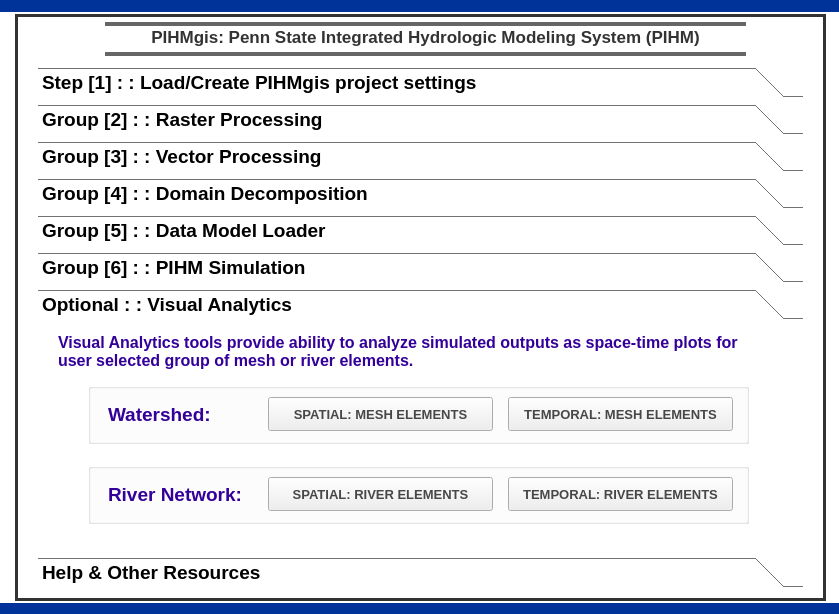
First picture: the form in pihmgisdialog.ui, repository leonard-psu/PIHMgis, before the edit.
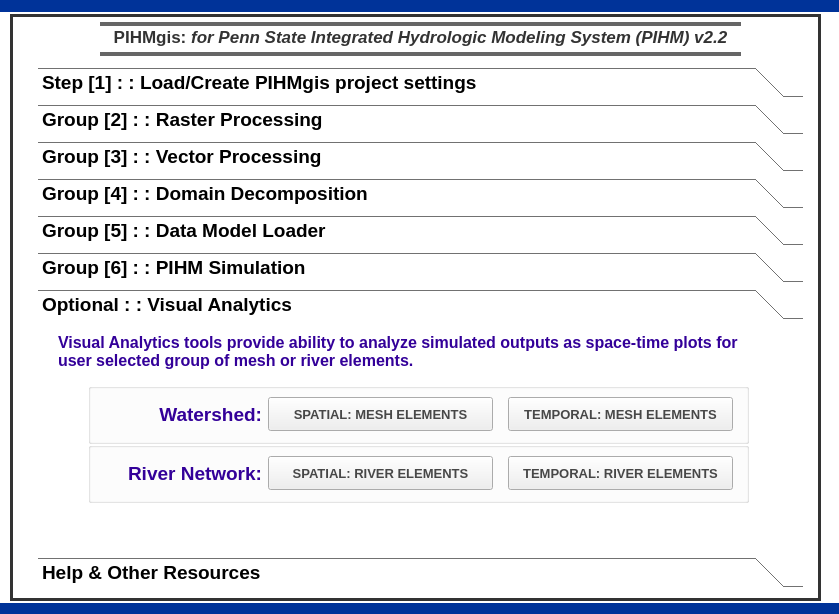
Second picture: the form after the edit. The open tabs and pages were chosen to show the change.

Patch:
```diff
--- a/pihmgisdialog.ui
+++ b/pihmgisdialog.ui
@@ -5567,7 +5567,7 @@
      <widget class="QLabel" name="label_38">
       <property name="geometry">
        <rect>
-        <x>20</x>
+        <x>13</x>
         <y>20</y>
         <width>161</width>
         <height>21</height>
@@ -5586,13 +5586,16 @@
       <property name="text">
        <string>&lt;html&gt;&lt;head/&gt;&lt;body&gt;&lt;p&gt;&lt;span style=&quot; color:#330099;&quot;&gt;Watershed:&lt;/span&gt;&lt;/p&gt;&lt;/body&gt;&lt;/html&gt;</string>
       </property>
+      <property name="alignment">
+       <set>Qt::AlignRight|Qt::AlignTrailing|Qt::AlignVCenter</set>
+      </property>
      </widget>
     </widget>
     <widget class="QGroupBox" name="groupBox_2">
      <property name="geometry">
       <rect>
        <x>50</x>
-       <y>137</y>
+       <y>116</y>
        <width>661</width>
        <height>61</height>
       </rect>
@@ -5611,7 +5614,7 @@
      <widget class="QLabel" name="label_39">
       <property name="geometry">
        <rect>
-        <x>20</x>
+        <x>13</x>
         <y>20</y>
         <width>161</width>
         <height>21</height>
@@ -5630,6 +5633,9 @@
       <property name="text">
        <string>&lt;html&gt;&lt;head/&gt;&lt;body&gt;&lt;p&gt;&lt;span style=&quot; color:#330099;&quot;&gt;River Network:&lt;/span&gt;&lt;/p&gt;&lt;/body&gt;&lt;/html&gt;</string>
       </property>
+      <property name="alignment">
+       <set>Qt::AlignRight|Qt::AlignTrailing|Qt::AlignVCenter</set>
+      </property>
      </widget>
      <widget class="QPushButton" name="pushButtonVisualAnalyticsSpatialRiverNetwork">
       <property name="geometry">
@@ -6896,7 +6902,7 @@
   <widget class="QFrame" name="frame">
    <property name="geometry">
     <rect>
-     <x>15</x>
+     <x>10</x>
      <y>14</y>
      <width>811</width>
      <height>587</height>
@@ -7844,7 +7850,7 @@
      </font>
     </property>
     <property name="text">
-     <string>PIHMgis: Penn State Integrated Hydrologic Modeling System (PIHM)</string>
+     <string>&lt;html&gt;&lt;head/&gt;&lt;body&gt;&lt;p&gt;PIHMgis:&lt;span style=&quot; font-style:italic;&quot;&gt; for Penn State Integrated Hydrologic Modeling System (PIHM) v2.2&lt;/span&gt;&lt;/p&gt;&lt;/body&gt;&lt;/html&gt;</string>
     </property>
     <property name="alignment">
      <set>Qt::AlignCenter</set>
```
Left out of the diff: 11 changed lines with no effect on the pictures.
